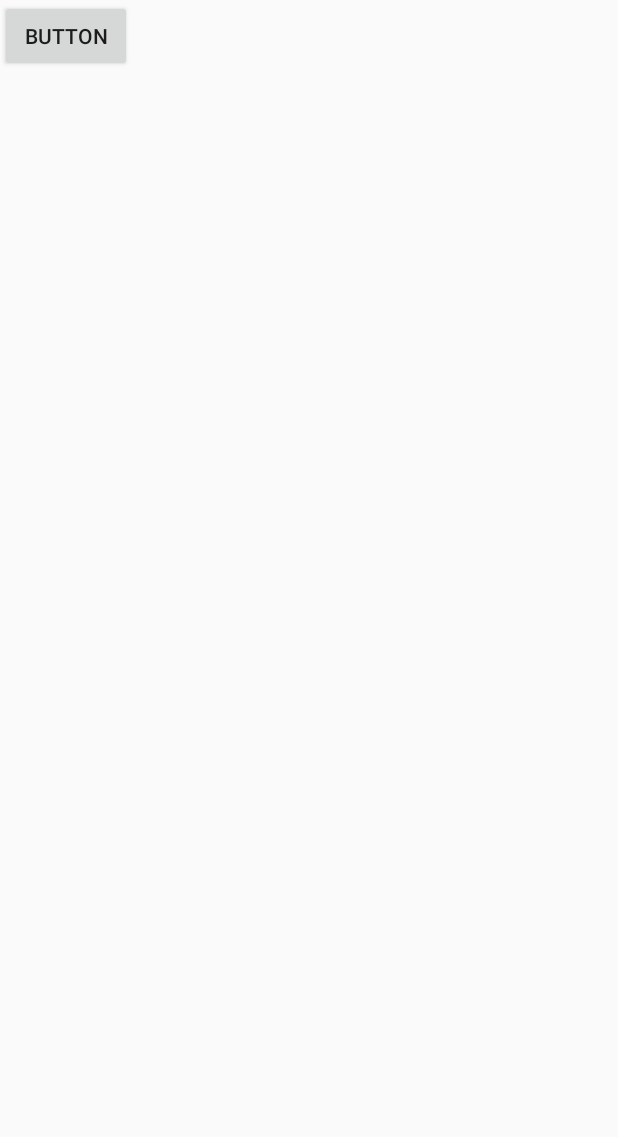
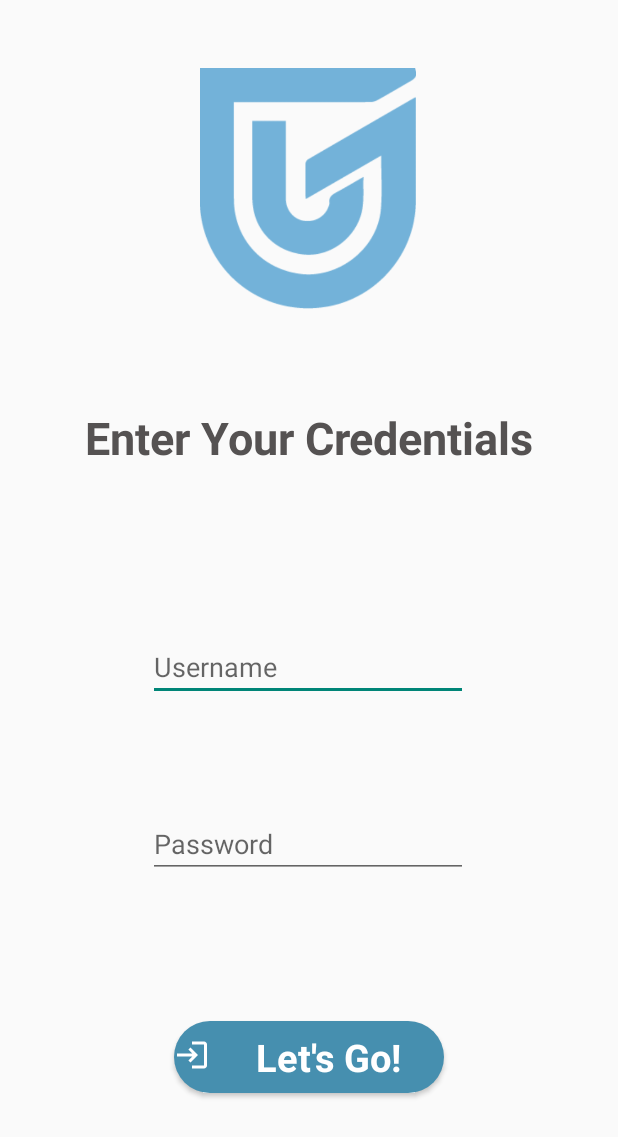
Before and after one commit to rayansiddique9/SDA-Project, an Android app: the loginUni screen opened directly, with no data from a screen before it, on a phone screen of 412 x 824 dp. Shown: the top 1137 px of the screen. Run offline under Robolectric (Android 15) with nearby library versions, the phone set to English and light mode, and no system bars.

Commit message:
initial university Login

```diff
--- a/app/src/main/res/layout/activity_login_uni.xml
+++ b/app/src/main/res/layout/activity_login_uni.xml
@@ -6,11 +6,81 @@
     android:layout_height="match_parent"
     tools:context=".loginUni">
 
-    <Button
-        android:id="@+id/button"
+    <TextView
+        android:id="@+id/textViewUniLogin"
         android:layout_width="wrap_content"
         android:layout_height="wrap_content"
-        android:text="Button"
-        tools:layout_editor_absoluteX="158dp"
-        tools:layout_editor_absoluteY="294dp" />
+        android:elegantTextHeight="true"
+        android:text="Enter Your Credentials"
+        android:textAlignment="center"
+        android:textColor="#555252"
+        android:textSize="30sp"
+        android:textStyle="bold"
+        app:layout_constraintBottom_toBottomOf="parent"
+        app:layout_constraintEnd_toEndOf="parent"
+        app:layout_constraintStart_toStartOf="parent"
+        app:layout_constraintTop_toTopOf="parent"
+        app:layout_constraintVertical_bias="0.346" />
+
+    <ImageView
+        android:id="@+id/imageViewLogin"
+        android:layout_width="144dp"
+        android:layout_height="171dp"
+        app:layout_constraintBottom_toTopOf="@+id/textViewUniLogin"
+        app:layout_constraintEnd_toEndOf="parent"
+        app:layout_constraintHorizontal_bias="0.498"
+        app:layout_constraintStart_toStartOf="parent"
+        app:layout_constraintTop_toTopOf="parent"
+        app:layout_constraintVertical_bias="0.397"
+        app:srcCompat="@drawable/logo" />
+
+
+    <EditText
+        android:id="@+id/usernameUniLogin"
+        android:layout_width="wrap_content"
+        android:layout_height="wrap_content"
+        android:layout_marginTop="110dp"
+        android:ems="10"
+        android:hint="Username"
+        android:inputType="textEmailAddress"
+
+        app:layout_constraintBottom_toBottomOf="parent"
+        app:layout_constraintEnd_toEndOf="parent"
+        app:layout_constraintHorizontal_bias="0.497"
+        app:layout_constraintStart_toStartOf="parent"
+        app:layout_constraintTop_toBottomOf="@+id/textViewUniLogin"
+        app:layout_constraintVertical_bias="0.0" />
+
+    <EditText
+        android:id="@+id/PasswordUniLogin"
+        android:layout_width="wrap_content"
+        android:layout_height="wrap_content"
+        android:ems="10"
+        android:hint="Password"
+        android:inputType="textPassword"
+        app:layout_constraintBottom_toBottomOf="parent"
+        app:layout_constraintEnd_toEndOf="parent"
+        app:layout_constraintHorizontal_bias="0.497"
+        app:layout_constraintStart_toStartOf="parent"
+        app:layout_constraintTop_toBottomOf="@+id/usernameUniLogin"
+        app:layout_constraintVertical_bias="0.233" />
+
+    <Button
+        android:id="@+id/loginUniLogin"
+        android:layout_width="180dp"
+        android:layout_height="wrap_content"
+        android:text="Let's Go!"
+        android:background="@drawable/signin_bg"
+        android:drawableLeft="@drawable/login_logo"
+        android:textAlignment="center"
+        android:textAppearance="@style/TextAppearance.AppCompat.Body1"
+        android:textColor="@color/white"
+        android:textSize="25sp"
+        android:textStyle="bold"
+        app:layout_constraintBottom_toBottomOf="parent"
+        app:layout_constraintEnd_toEndOf="parent"
+        app:layout_constraintStart_toStartOf="parent"
+        app:layout_constraintTop_toBottomOf="@+id/PasswordUniLogin" />
+
+
 </androidx.constraintlayout.widget.ConstraintLayout>
```
